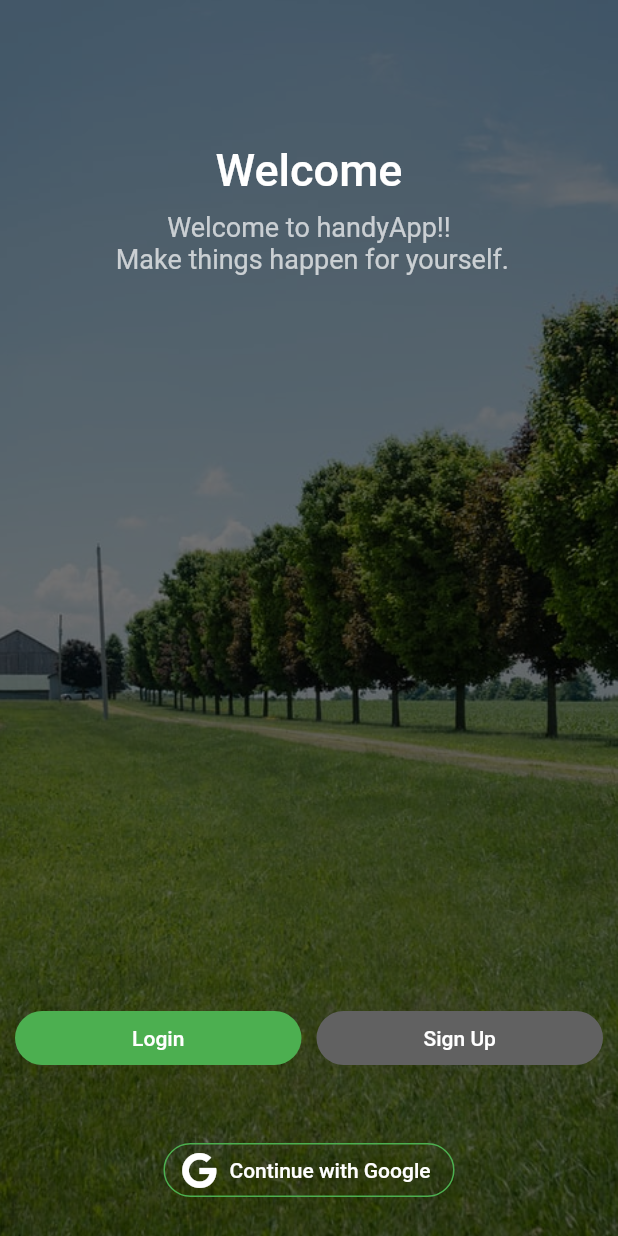
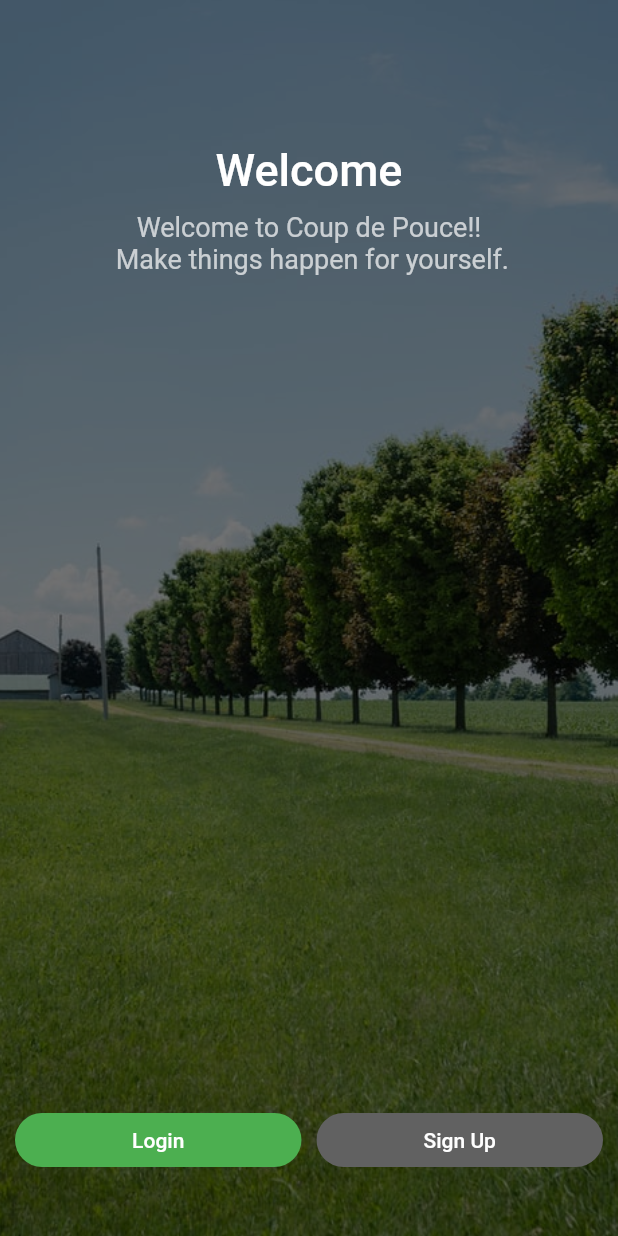
Before and after one commit to Wizxou/projet_integration, a Flutter app: the screen it shows after launch, on a phone screen of 412 x 824 dp. Run offline on Flutter 3.47's test engine with Material 2 defaults, Android fonts, the phone set to English and light mode, and no system bars; our stand-ins replace cloud_firestore, firebase_auth, firebase_core, flutter_hooks, font_awesome_flutter, functional_widget_annotation; accounts and stored records are empty.

Commit message:
few fixes

```diff
--- a/lib/app.dart
+++ b/lib/app.dart
@@ -11,6 +11,7 @@ import 'package:helpy/providers/index.dart';
 import 'package:provider/provider.dart';
 
 part 'app.g.dart';
+
 
 @hwidget
 Widget app() {
--- a/lib/components/forms/createPostingForm.dart
+++ b/lib/components/forms/createPostingForm.dart
@@ -108,6 +108,7 @@ Widget createPostingForm() {
                 image: _imageListenable.text.trim(),
                 category: category.value.toString(),
                 creatorUID: user!.uid);
+                Navigator.pop(context);
           },
         ),
       ],
--- a/lib/pages/auth/authPage.dart
+++ b/lib/pages/auth/authPage.dart
@@ -39,7 +39,7 @@ Widget authPage() {
                       ),
                       const SizedBox(height: 10.0),
                       Text(
-                        "Welcome to handyApp!! \n Make things happen for yourself.",
+                        "Welcome to Coup de Pouce!! \n Make things happen for yourself.",
                         style: TextStyle(
                           color: Colors.white70,
                           fontSize: 18.0,
@@ -87,19 +87,7 @@ Widget authPage() {
                     const SizedBox(width: 10.0),
                   ],
                 ),
-                const SizedBox(height: 40.0),
-                OutlineButton.icon(
-                  borderSide: BorderSide(color: Colors.green),
-                  color: Colors.green,
-                  textColor: Colors.white,
-                  shape: RoundedRectangleBorder(
-                    borderRadius: BorderRadius.circular(20.0),
-                  ),
-                  icon: Icon(FontAwesomeIcons.google),
-                  label: Text("Continue with Google"),
-                  onPressed: () {},
-                ),
-                const SizedBox(height: 20.0),
+                const SizedBox(height: 40.0)
               ],
             ),
           ),
--- a/lib/pages/posting/postingPage.dart
+++ b/lib/pages/posting/postingPage.dart
@@ -44,7 +44,7 @@ Widget postingPage(Posting posting) {
                       shape: RoundedRectangleBorder(
                         borderRadius: BorderRadius.circular(20.0),
                       ),
-                      child: Text("Not Intrested Anymore"),
+                      child: Text("Not Interested Anymore"),
                       onPressed: () async {
                           await DatabaseService().updatePostingEmployee(
                                     postingUID: posting.uid,
@@ -65,7 +65,7 @@ Widget postingPage(Posting posting) {
                     shape: RoundedRectangleBorder(
                       borderRadius: BorderRadius.circular(20.0),
                     ),
-                    child: Text("Intrested"),
+                    child: Text("Interested"),
                     onPressed: () {
                       showDialog(
                         context: context,
--- a/lib/providers/authenticationProvider.dart
+++ b/lib/providers/authenticationProvider.dart
@@ -23,12 +23,12 @@ class AuthenticationProvider {
   }
 
   Future<String> signUp(String email, String password,
-      {required isEmployee}) async {
+      {required isEmployee, }) async {
     try {
       final userCredentials = await firebaseAuth.createUserWithEmailAndPassword(
           email: email, password: password);
       if (userCredentials.user != null) {
-        await DatabaseService().createUserData(userCredentials.user!.uid,
+        await DatabaseService().createUserData(uid: userCredentials.user!.uid,
             email: email, isEmployee: isEmployee);
       }
       return "Signed up";
--- a/pubspec.yaml
+++ b/pubspec.yaml
@@ -21,6 +21,7 @@ dependencies:
   provider: ^5.0.0
   username_gen: ^1.0.2
   uuid: ^3.0.4
+  intl: ^0.17.0
 
 dev_dependencies:
   functional_widget: ^0.9.0+1
```
Also changed, not shown: lib/pages/home/homePage.dart (+4 -3 lines), lib/pages/profile/profilePage.dart (+7 -0 lines), lib/services/database.dart (+4 -3 lines), pubspec.lock.
